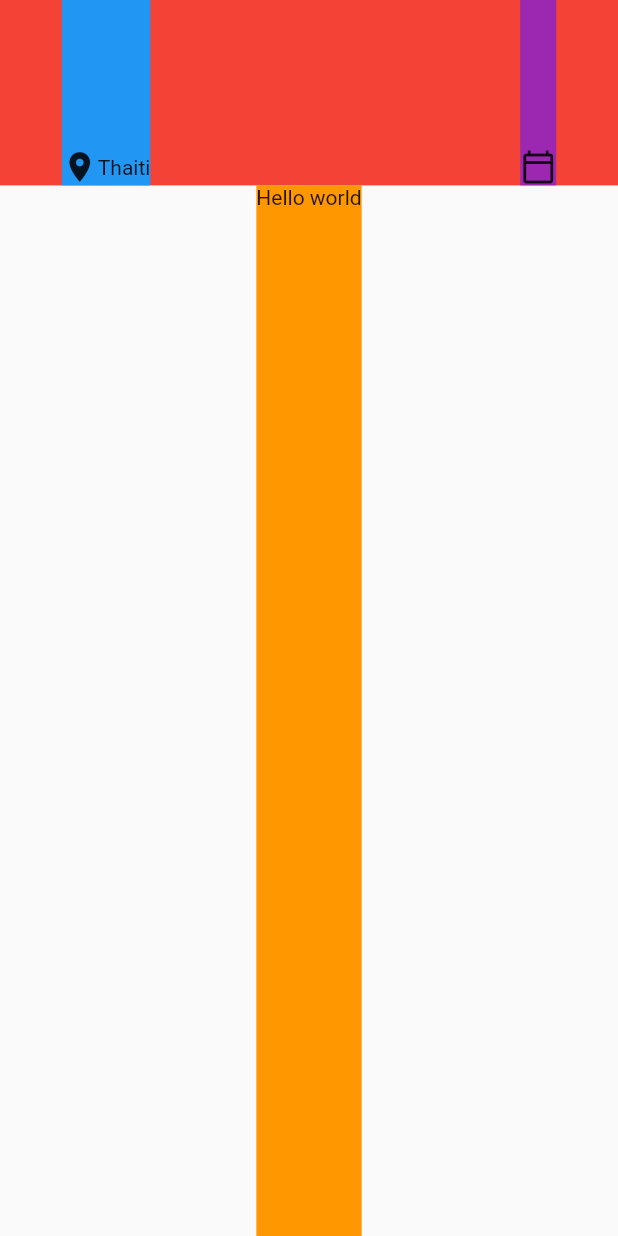
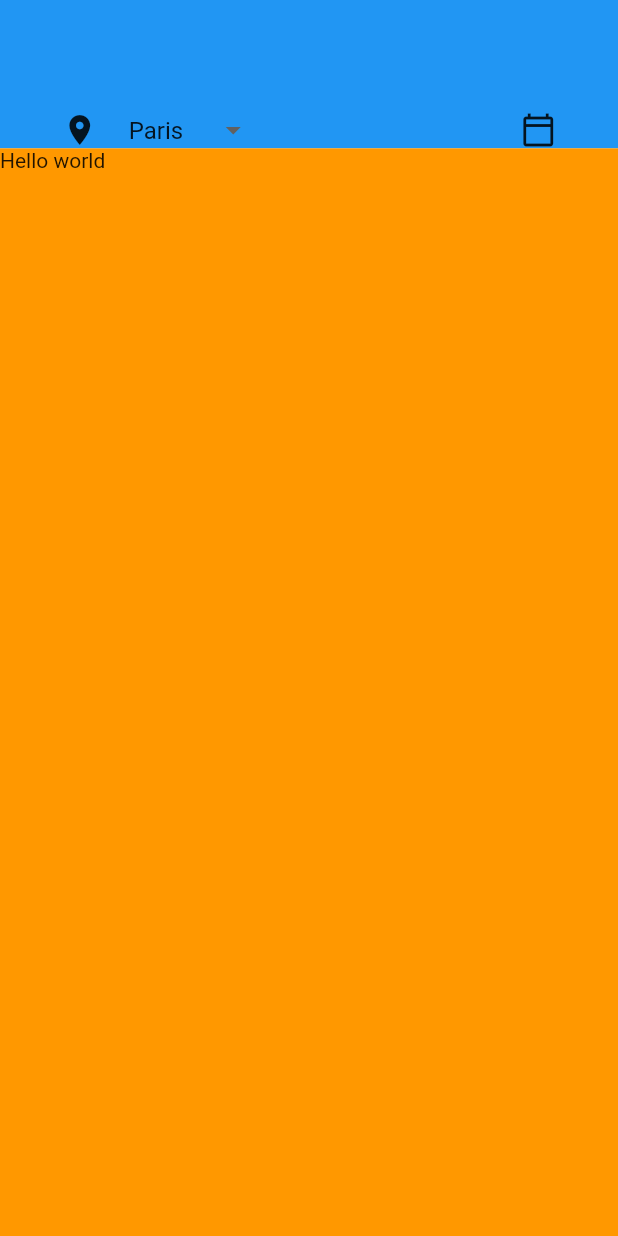
Before and after one commit to KylianGERMAIN/CloudApp, a Flutter app: the screen it shows after launch, on a phone screen of 412 x 824 dp. Run offline on Flutter 3.47's test engine with Material 2 defaults, Android fonts, the phone set to English and light mode, and no system bars.

Commit message:
[ADD] destination call back function to change back class

```diff
--- a/lib/Destination/destination.dart
+++ /dev/null
@@ -1,45 +0,0 @@
-import 'package:flutter/material.dart';
-
-class MyDestination extends StatefulWidget {
-  const MyDestination({Key? key, required this.destination}) : super(key: key);
-
-  final String destination;
-
-  @override
-  MyDestinationState createState() {
-    return MyDestinationState();
-  }
-}
-
-class MyDestinationState extends State<MyDestination> {
-  MyDestinationState();
-
-  @override
-  void initState() {
-    super.initState();
-  }
-
-  @override
-  void dispose() {
-    super.dispose();
-  }
-
-  @override
-  Widget build(BuildContext context) {
-    return (
-      Container(
-        color: Colors.blue,
-        height: MediaQuery.of(context).size.height * 0.15,
-        child: Align(
-            alignment: Alignment.bottomRight,
-            child: Row(
-              children: <Widget>[
-                const Icon(Icons.location_on),
-                Text(widget.destination)
-              ]
-            ),
-          ),
-      )
-    );
-  }
-}
--- a/lib/Destination/destination_bar.dart
+++ b/lib/Destination/destination_bar.dart
@@ -1,8 +1,8 @@
 import 'package:flutter/material.dart';
-import 'destination.dart';
 
 class MyDestinationBar extends StatefulWidget {
-  const MyDestinationBar({Key? key}) : super(key: key);
+  const MyDestinationBar({Key? key, required this.onPressed}) : super(key: key);
+  final Function onPressed;
 
   @override
   State<MyDestinationBar> createState() => _MyDestinationState();
@@ -10,9 +10,37 @@ class MyDestinationBar extends StatefulWidget {
 
 class _MyDestinationState extends State<MyDestinationBar> {
   @override
+  void initState() {
+    super.initState();
+    tbl = ["", "Paris", "Tokyo", "Berlin", "Moscou"];
+  }
+
+  @override
+  void dispose() {
+    super.dispose();
+  }
+
+  void change(Object i) {
+    widget.onPressed();
+    setState(() {
+      _value = i;
+    });
+  }
+
+  Object _value = 1;
+  List<String> tbl = [];
+
+  DropdownMenuItem<Object> itemDrowdown(int i) {
+    return DropdownMenuItem(
+      child: Text(tbl[i]),
+      value: i,
+    );
+  }
+
+  @override
   Widget build(BuildContext context) {
     return Container(
-      color: Colors.red,
+      color: Colors.blue,
       child: Row(
         mainAxisAlignment: MainAxisAlignment.spaceBetween,
         children: <Widget>[
@@ -20,19 +48,38 @@ class _MyDestinationState extends State<MyDestinationBar> {
               padding: EdgeInsets.symmetric(
                   vertical: 0,
                   horizontal: MediaQuery.of(context).size.width / 10),
-              child: const MyDestination(destination: "Thaiti")),
+              child: SizedBox(
+                height: MediaQuery.of(context).size.height * 0.12,
+                child: Align(
+                  alignment: Alignment.bottomRight,
+                  child: Row(children: <Widget>[
+                    const Icon(Icons.location_on),
+                    Padding(
+                        padding: EdgeInsets.symmetric(
+                            vertical: 0,
+                            horizontal: MediaQuery.of(context).size.width / 20),
+                        child: DropdownButton(
+                            isDense: true,
+                            underline: Container(),
+                            value: _value,
+                            items: [
+                              for (var i = 1; i <= 4; i++) itemDrowdown(i)
+                            ],
+                            onChanged: (value) {
+                              change(value!);
+                            })),
+                  ]),
+                ),
+              )),
           Padding(
               padding: EdgeInsets.symmetric(
                   vertical: 0,
                   horizontal: MediaQuery.of(context).size.width / 10),
-              child: Container(
-                color: Colors.purple,
-                height: MediaQuery.of(context).size.height * 0.15,
-                child: const Expanded(
-                  child: Align(
-                    alignment: Alignment.bottomLeft,
-                    child: Icon(Icons.calendar_today_outlined),
-                  ),
+              child: SizedBox(
+                height: MediaQuery.of(context).size.height * 0.12,
+                child: const Align(
+                  alignment: Alignment.bottomLeft,
+                  child: Icon(Icons.calendar_today_outlined),
                 ),
               )),
         ],
--- a/lib/main.dart
+++ b/lib/main.dart
@@ -1,3 +1,5 @@
+import 'dart:developer';
+
 import 'package:flutter/material.dart';
 import 'Destination/destination_bar.dart';
 
@@ -30,16 +32,22 @@ class MyHomePage extends StatefulWidget {
 }
 
 class _MyHomePageState extends State<MyHomePage> {
+
+  onCalledFromOutside() {
+    log("Call from outside");
+  }
+
   @override
   Widget build(BuildContext context) {
     return Scaffold(
       body: Center(
         child: Column(
           children: <Widget>[
-            const MyDestinationBar(),
+            MyDestinationBar(onPressed: onCalledFromOutside,),
             Container(
               color: Colors.orange,
-              height: MediaQuery.of(context).size.height * 0.85,
+              height: MediaQuery.of(context).size.height * 0.88,
+              width: MediaQuery.of(context).size.width * 1,
               child: const Text("Hello world"),
               )
           ],
```
